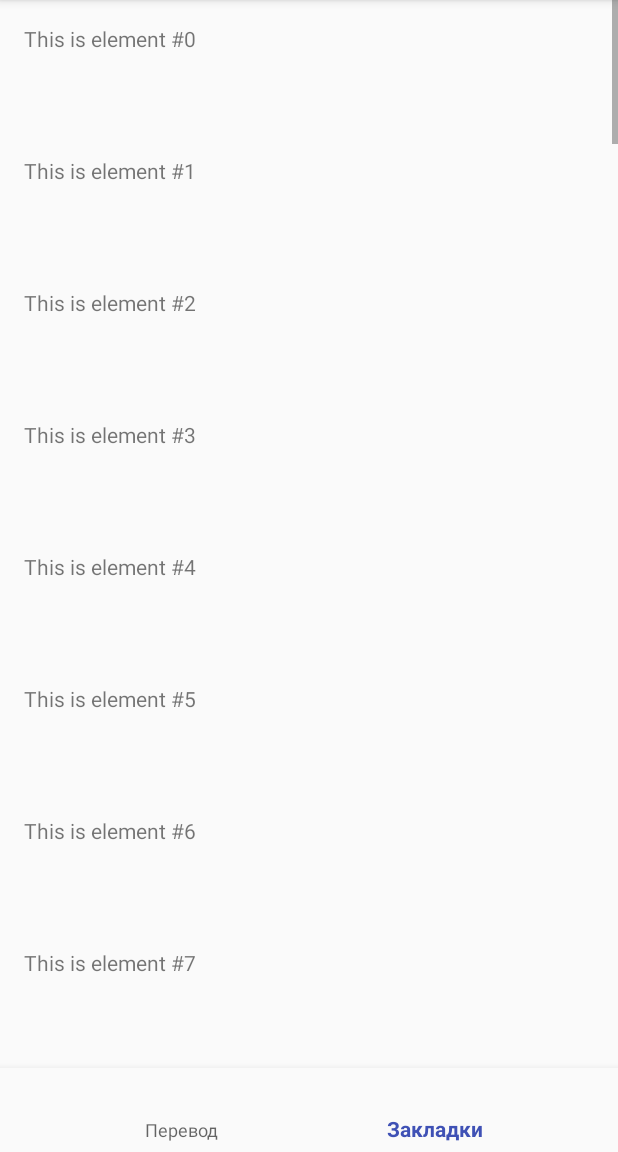
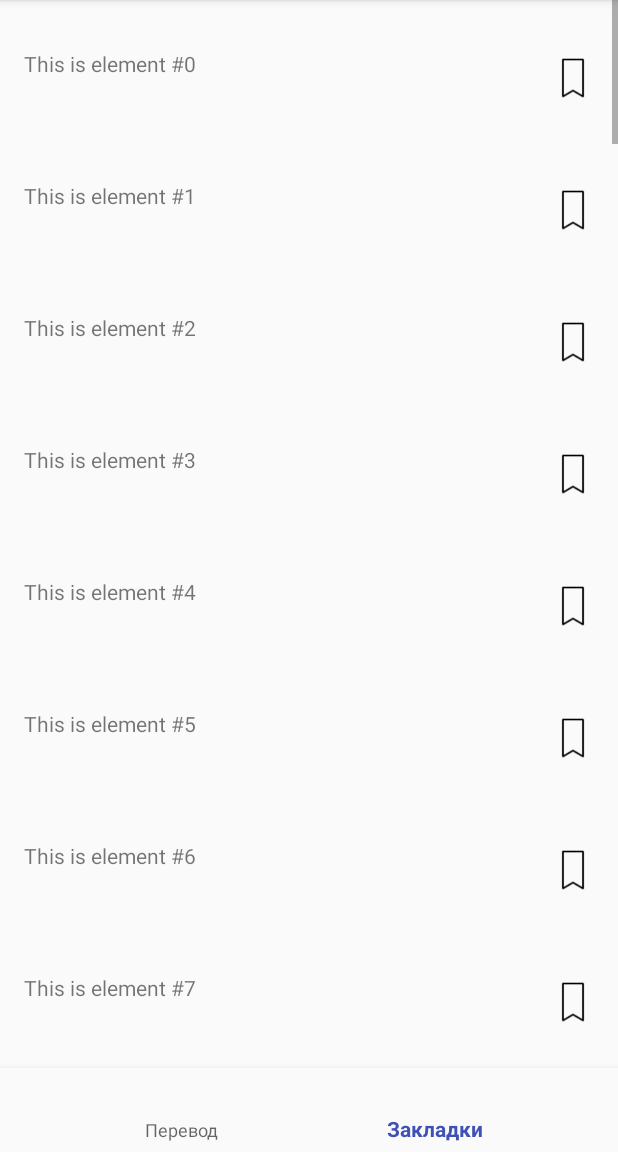
Before and after one commit to aminbenarieb/YandextTask, an Android app: the screen it shows after launch (MainActivity), item 2 of the bottom bar chosen, on a phone screen of 412 x 824 dp, the part 84-1236 px from its top. Run offline under Robolectric (Android 15) with nearby library versions, the phone set to English and light mode, and no system bars.

Commit message:
Added bookmark icon.

```diff
--- a/app/src/main/res/layout/bookmark_row.xml
+++ b/app/src/main/res/layout/bookmark_row.xml
@@ -6,21 +6,34 @@
     android:layout_marginTop="16dp"
     android:layout_marginLeft="16dp"
     android:layout_marginRight="16dp"
-    android:weightSum="2"
+    android:orientation="horizontal"
+    android:weightSum="10">
+
+    <LinearLayout
+        android:layout_weight="9"
+        android:layout_width="wrap_content"
         android:gravity="center_vertical"
-    android:orientation="vertical">
-
+        android:orientation="vertical"
+        android:layout_height="match_parent">
         <TextView
             android:id="@+id/text_source"
             android:layout_width="match_parent"
-        android:layout_height="match_parent"
-        android:layout_weight="1"
+            android:layout_height="wrap_content"
             tools:text="Hello"/>
         <TextView
             android:id="@+id/text_result"
             android:layout_width="match_parent"
+            android:layout_height="wrap_content"
+            tools:text="Здравствуйте"/>
+    </LinearLayout>
+
+    <ImageView
+        android:layout_weight="1"
+        android:layout_width="1dp"
         android:layout_height="match_parent"
-        android:layout_weight="1"
-        tools:text="Здравствуйте"/>
+        android:src="@drawable/ribon"
+        android:contentDescription="@string/bookmark"
+        android:adjustViewBounds="true"/>
+
 
 </LinearLayout>
--- a/app/src/main/res/values/strings.xml
+++ b/app/src/main/res/values/strings.xml
@@ -2,4 +2,5 @@
     <string name="app_name">YandexTask</string>
     <string name="title_home">Перевод</string>
     <string name="title_bookmarks">Закладки</string>
+    <string name="bookmark">Bookmark</string>
 </resources>
```
Also changed, not shown: app/src/main/res/drawable/ribon.png (added), app/src/main/res/drawable/ribon_filled.png (added). Lines whose indentation alone changed are shown as unchanged.
